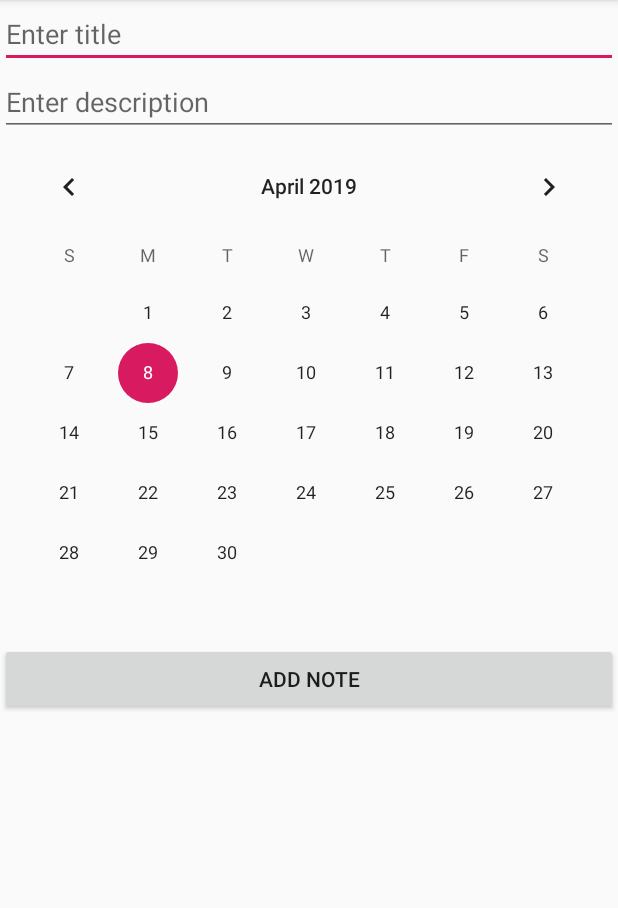
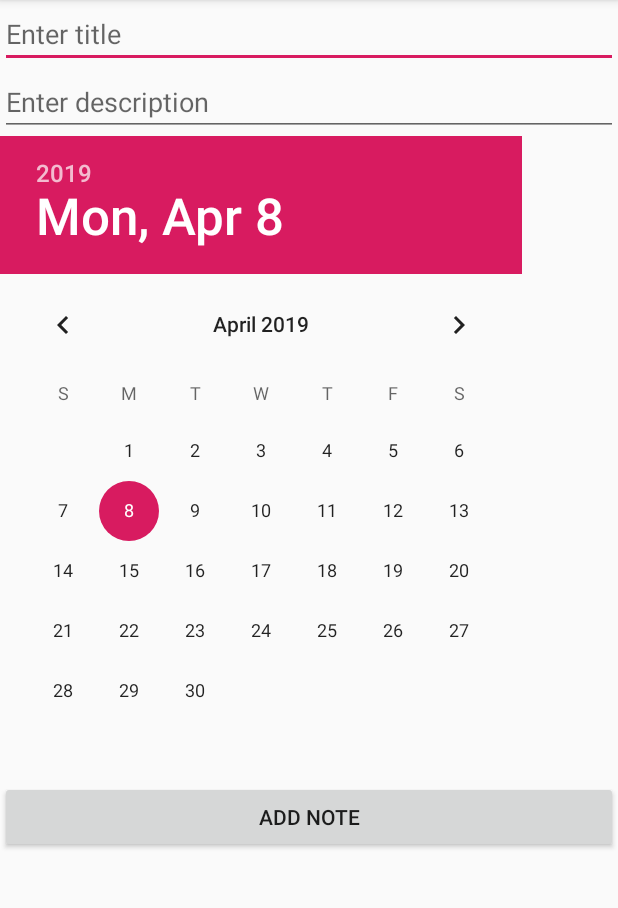
Before and after one commit to matej94/HealthyApp, an Android app: the AddNewNoteScreen screen opened directly, with no data from a screen before it, on a phone screen of 412 x 824 dp, the part 84-992 px from its top. Run offline under Robolectric (Android 15) with nearby library versions, the phone set to English and light mode, and no system bars; libraries missing offline, so code that uses them is left out: io.realm.

```diff
--- a/app/build.gradle
+++ b/app/build.gradle
@@ -1,4 +1,5 @@
 apply plugin: 'com.android.application'
+apply plugin: 'realm-android'
 
 android {
     compileSdkVersion 27
@@ -22,6 +23,7 @@ dependencies {
     implementation fileTree(dir: 'libs', include: ['*.jar'])
     implementation 'com.android.support:appcompat-v7:27.1.1'
     implementation 'com.android.support.constraint:constraint-layout:1.1.3'
+    implementation 'io.realm:android-adapters:2.1.1'
     testImplementation 'junit:junit:4.12'
     androidTestImplementation 'com.android.support.test:runner:1.0.2'
     androidTestImplementation 'com.android.support.test.espresso:espresso-core:3.0.2'
--- a/app/src/main/AndroidManifest.xml
+++ b/app/src/main/AndroidManifest.xml
@@ -3,6 +3,7 @@
     package="com.example.healthyapp">
 
     <application
+        android:name=".MyApplication"
         android:allowBackup="true"
         android:icon="@mipmap/ic_launcher"
         android:label="@string/app_name"
--- a/app/src/main/java/com/example/healthyapp/contracts/AddNewNoteContract.java
+++ b/app/src/main/java/com/example/healthyapp/contracts/AddNewNoteContract.java
@@ -5,6 +5,7 @@ public interface AddNewNoteContract {
 
     }
     interface Presenter{
+        void addNoteClicked(String title, String description, String date);
 
     }
 }
--- /dev/null
+++ b/app/src/main/java/com/example/healthyapp/model/INoteDatabaseManager.java
@@ -0,0 +1,9 @@
+package com.example.healthyapp.model;
+
+import io.realm.OrderedRealmCollection;
+
+public interface INoteDatabaseManager {
+    OrderedRealmCollection<Note> getAllNotes();
+    void addNote(String title, String description, String date);
+    void deleteTask(int id);
+}
--- a/app/src/main/java/com/example/healthyapp/presenter/AddNewNotePresenter.java
+++ b/app/src/main/java/com/example/healthyapp/presenter/AddNewNotePresenter.java
@@ -1,11 +1,19 @@
 package com.example.healthyapp.presenter;
 
 import com.example.healthyapp.contracts.AddNewNoteContract;
+import com.example.healthyapp.model.INoteDatabaseManager;
 
 public class AddNewNotePresenter implements AddNewNoteContract.Presenter {
     private AddNewNoteContract.View view;
+    private INoteDatabaseManager dbInterface;
 
-    public AddNewNotePresenter(AddNewNoteContract.View view){
+    public AddNewNotePresenter(AddNewNoteContract.View view, INoteDatabaseManager dbInterface){
         this.view = view;
+        this.dbInterface = dbInterface;
+    }
+
+    @Override
+    public void addNoteClicked(String title, String description, String date) {
+        dbInterface.addNote(title, description, date);
     }
 }
--- a/app/src/main/java/com/example/healthyapp/MainPresenter.java
+++ b/app/src/main/java/com/example/healthyapp/presenter/MainPresenter.java
@@ -1,4 +1,4 @@
-package com.example.healthyapp;
+package com.example.healthyapp.presenter;
 
 import com.example.healthyapp.contracts.MainContract;
 
--- a/app/src/main/java/com/example/healthyapp/view/AddNewNoteScreen.java
+++ b/app/src/main/java/com/example/healthyapp/view/AddNewNoteScreen.java
@@ -2,30 +2,46 @@ package com.example.healthyapp.view;
 
 import android.support.v7.app.AppCompatActivity;
 import android.os.Bundle;
+import android.view.View;
 import android.widget.Button;
-import android.widget.CalendarView;
+import android.widget.DatePicker;
 import android.widget.EditText;
 
 import com.example.healthyapp.R;
 import com.example.healthyapp.contracts.AddNewNoteContract;
+import com.example.healthyapp.model.NoteDatabaseManager;
 import com.example.healthyapp.presenter.AddNewNotePresenter;
 
 public class AddNewNoteScreen extends AppCompatActivity implements AddNewNoteContract.View {
     EditText TitleEt, DescriptionEt;
-    CalendarView DateCv;
+    DatePicker DatePicker;
     Button AddNoteBtn;
     private AddNewNoteContract.Presenter presenter;
+    String selectedDate;
     @Override
     protected void onCreate(Bundle savedInstanceState) {
         super.onCreate(savedInstanceState);
         setContentView(R.layout.activity_add_new_note_screen);
         initView();
-        presenter = new AddNewNotePresenter(this);
+        presenter = new AddNewNotePresenter(this, NoteDatabaseManager.getDatabaseInstance());
     }
     private void initView(){
         TitleEt = findViewById(R.id.titleEt);
         DescriptionEt = findViewById(R.id.descriptionEt);
-        DateCv = findViewById(R.id.dateCv);
+        DatePicker = findViewById(R.id.datePicker);
+        DatePicker.init(DatePicker.getYear(), DatePicker.getMonth(), DatePicker.getDayOfMonth(), new DatePicker.OnDateChangedListener() {
+            @Override
+            public void onDateChanged(android.widget.DatePicker view, int year, int monthOfYear, int dayOfMonth) {
+                selectedDate = dayOfMonth + "/" + (monthOfYear + 1) + "/" + year;
+            }
+        });
         AddNoteBtn = findViewById(R.id.addNoteBtn);
+        AddNoteBtn.setOnClickListener(new View.OnClickListener() {
+            @Override
+            public void onClick(View v) {
+
+                presenter.addNoteClicked(TitleEt.getText().toString(), DescriptionEt.getText().toString(),selectedDate);
+            }
+        });
     }
 }
--- a/app/src/main/java/com/example/healthyapp/view/MainActivity.java
+++ b/app/src/main/java/com/example/healthyapp/view/MainActivity.java
@@ -7,7 +7,7 @@ import android.view.View;
 import android.widget.Button;
 
 import com.example.healthyapp.contracts.MainContract;
-import com.example.healthyapp.MainPresenter;
+import com.example.healthyapp.presenter.MainPresenter;
 import com.example.healthyapp.R;
 
 public class MainActivity extends AppCompatActivity implements MainContract.View {
--- a/app/src/main/res/layout/activity_add_new_note_screen.xml
+++ b/app/src/main/res/layout/activity_add_new_note_screen.xml
@@ -1,4 +1,9 @@
 <?xml version="1.0" encoding="utf-8"?>
+<ScrollView
+    xmlns:android="http://schemas.android.com/apk/res/android"
+    xmlns:app="http://schemas.android.com/apk/res-auto"
+    android:layout_width="match_parent"
+    android:layout_height="match_parent">
 <RelativeLayout
     xmlns:android="http://schemas.android.com/apk/res/android"
     xmlns:app="http://schemas.android.com/apk/res-auto"
@@ -18,17 +23,18 @@
         android:id="@+id/descriptionEt"
         android:hint="Enter description"
         android:layout_below="@id/titleEt"/>
-    <CalendarView
+    <DatePicker
         android:layout_width="match_parent"
         android:layout_height="wrap_content"
-        android:id="@+id/dateCv"
+        android:id="@+id/datePicker"
         android:layout_below="@id/descriptionEt">
-    </CalendarView>
+    </DatePicker>
     <Button
         android:layout_width="match_parent"
         android:layout_height="wrap_content"
         android:id="@+id/addNoteBtn"
-        android:layout_below="@id/dateCv"
+        android:layout_below="@id/datePicker"
         android:text="ADD NOTE"/>
 
 </RelativeLayout>
+</ScrollView>
--- a/build.gradle
+++ b/build.gradle
@@ -8,6 +8,7 @@ buildscript {
     }
     dependencies {
         classpath 'com.android.tools.build:gradle:3.3.2'
+        classpath "io.realm:realm-gradle-plugin:5.10.0"
 
         // NOTE: Do not place your application dependencies here; they belong
         // in the individual module build.gradle files
```
Also changed, not shown: app/src/main/java/com/example/healthyapp/MyApplication.java (added, +16 -0 lines), app/src/main/java/com/example/healthyapp/contracts/DiaryContract.java (+8 -0 lines), app/src/main/java/com/example/healthyapp/model/Note.java (added, +40 -0 lines), app/src/main/java/com/example/healthyapp/model/NoteDatabaseManager.java (added, +59 -0 lines), app/src/main/java/com/example/healthyapp/presenter/DiaryPresenter.java (+19 -1 lines), app/src/main/java/com/example/healthyapp/view/DiaryScreen.java (+27 -1 lines), app/src/main/java/com/example/healthyapp/view/NoteAdapter.java (added, +50 -0 lines), app/src/main/res/layout/note_item.xml (added, +28 -0 lines).
